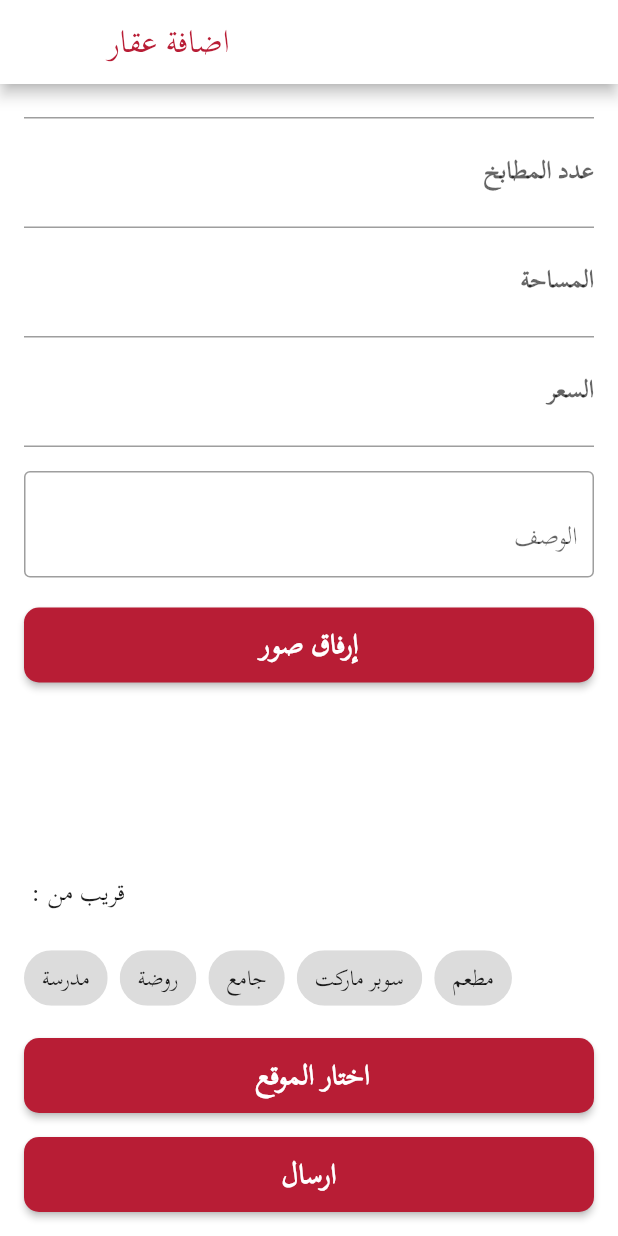
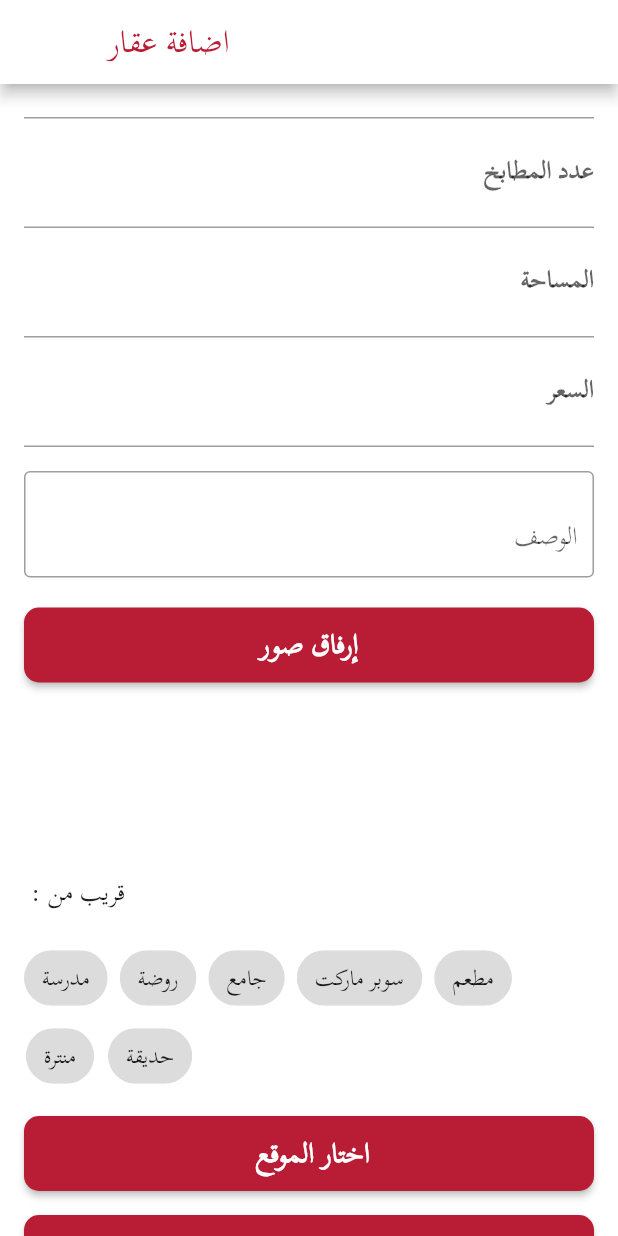
Before and after one commit to GoRent-Flutter/GoRent-V1, a Flutter app: the AddApartmentScreen screen opened directly, scrolled down 486 dp, on a phone screen of 412 x 824 dp. Run offline on Flutter 3.47's test engine with Material 2 defaults, Android fonts, the phone set to English and light mode, and no system bars; our stand-ins replace carousel_slider, cloud_firestore, firebase_auth, firebase_core, firebase_database, firebase_messaging and 5 more; missing offline and left inert: app_settings, bcrypt; accounts and stored records are empty.

```diff
--- a/lib/screens/Filters/filters.dart
+++ b/lib/screens/Filters/filters.dart
@@ -41,6 +41,8 @@ class _FilterPageState extends State<FiltersScreen> {
     'جامع',
     'سوبر ماركت',
     'مطعم',
+    'حديقة',
+    'منترة'
   ];
   List<String> selectedPlaces = [];
   bool _isLoading = false;
--- a/lib/screens/owner_view/add_appartment.dart
+++ b/lib/screens/owner_view/add_appartment.dart
@@ -57,6 +57,8 @@ class _AddApartmentScreenState extends State<AddApartmentScreen> {
     'جامع',
     'سوبر ماركت',
     'مطعم',
+    'منترة',
+    'حديقة'
   ];
 
   GoogleMapController? mapController;
```
